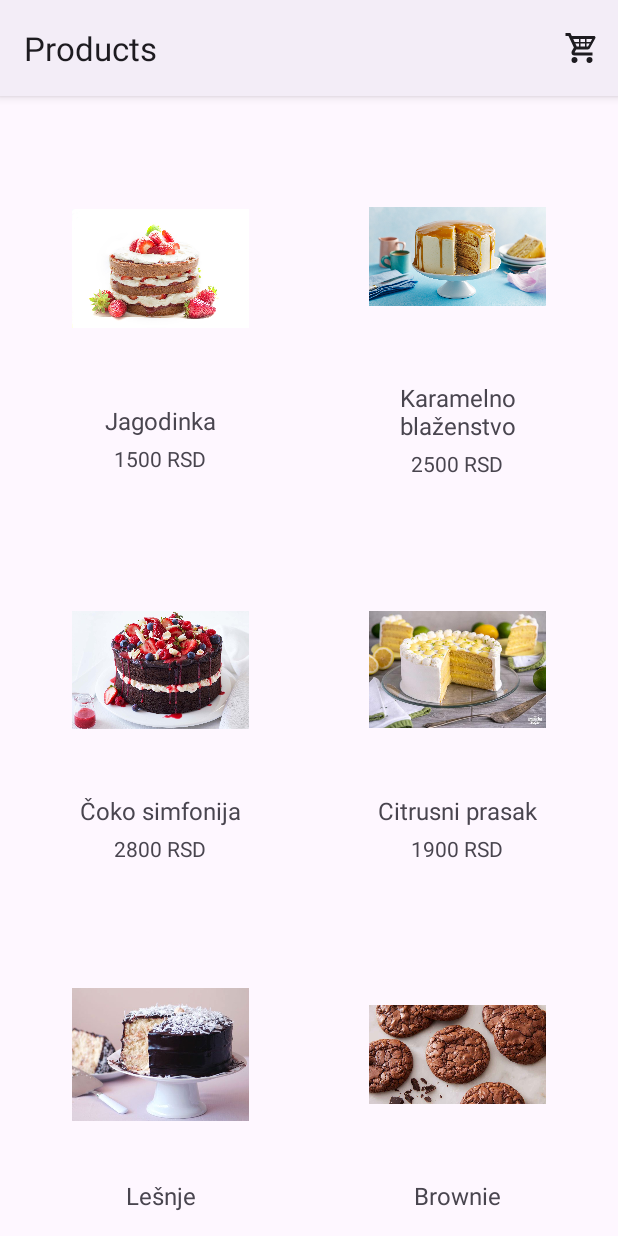
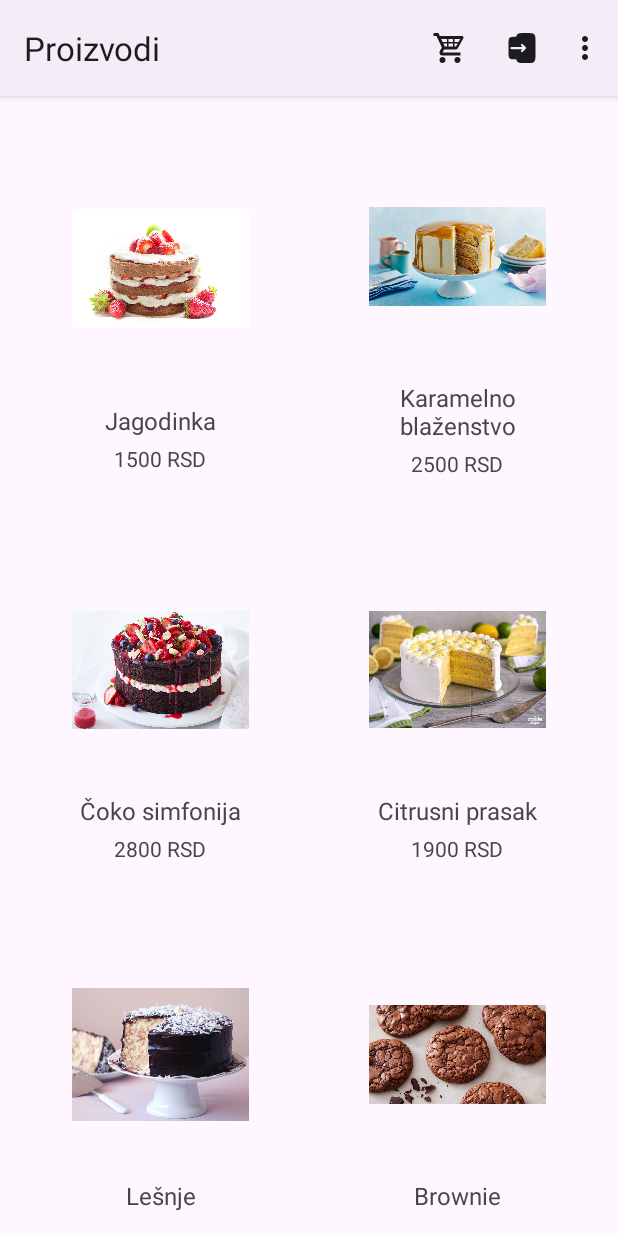
Before and after one commit to jovan-vukic/confectionery-shop, an Android app: the screen it shows after launch (ProductsActivity), on a phone screen of 412 x 824 dp. Run offline under Robolectric (Android 15) with nearby library versions, the phone set to English and light mode, and no system bars.

Commit message:
Add About us activity and add more menu options

```diff
--- a/app/src/main/AndroidManifest.xml
+++ b/app/src/main/AndroidManifest.xml
@@ -12,6 +12,9 @@
             android:supportsRtl="true"
             android:theme="@style/Theme.Pkimobile"
             tools:targetApi="31">
+        <activity
+                android:name=".AboutUsActivity"
+                android:exported="false"/>
         <activity
                 android:name=".CartActivity"
                 android:exported="false"/>
--- /dev/null
+++ b/app/src/main/res/drawable/ic_baseline_login_24.xml
@@ -0,0 +1,12 @@
+<?xml version="1.0" encoding="utf-8"?>
+<vector xmlns:android="http://schemas.android.com/apk/res/android"
+        android:width="24dp"
+        android:height="24dp"
+        android:viewportWidth="24"
+        android:viewportHeight="24"
+        android:tint="?attr/colorControlNormal"
+        android:autoMirrored="true">
+    <path
+            android:fillColor="@android:color/white"
+            android:pathData="M15 2h-1c-2.828 0-4.243 0-5.121.879C8 3.757 8 5.172 8 8v8c0 2.828 0 4.243.879 5.121C9.757 22 11.172 22 14 22h1c2.828 0 4.243 0 5.121-.879C21 20.243 21 18.828 21 16V8c0-2.828 0-4.243-.879-5.121C19.243 2 17.828 2 15 2ZM8 8c0-1.538 0-2.657.141-3.5H8c-2.357 0-3.536 0-4.268.732C3 5.964 3 7.143 3 9.5v5c0 2.357 0 3.535.732 4.268c.732.732 1.911.732 4.268.732h.141C8 18.657 8 17.538 8 16v-4.75zM14.53 11.47a.75.75 0 0 1 0 1.06l-2 2a.75.75 0 1 1-1.06-1.06l.72-.72H5a.75.75 0 0 1 0-1.5h7.19l-.72-.72a.75.75 0 1 1 1.06-1.06z"/>
+</vector>
--- /dev/null
+++ b/app/src/main/res/drawable/ic_baseline_user_24.xml
@@ -0,0 +1,12 @@
+<?xml version="1.0" encoding="utf-8"?>
+<vector xmlns:android="http://schemas.android.com/apk/res/android"
+        android:width="24dp"
+        android:height="24dp"
+        android:viewportWidth="24"
+        android:viewportHeight="24"
+        android:tint="?attr/colorControlNormal"
+        android:autoMirrored="true">
+    <path
+            android:fillColor="@android:color/white"
+            android:pathData="M12 2c5.523 0 10 4.477 10 10a9.959 9.959 0 0 1-2.258 6.33l.02.022l-.132.112A9.978 9.978 0 0 1 12 22c-2.95 0-5.6-1.277-7.43-3.307l-.2-.23l-.132-.11l.02-.024A9.958 9.958 0 0 1 2 12C2 6.477 6.477 2 12 2m0 15c-1.86 0-3.541.592-4.793 1.406A7.965 7.965 0 0 0 12 20a7.965 7.965 0 0 0 4.793-1.594A8.897 8.897 0 0 0 12 17m0-13a8 8 0 0 0-6.258 12.984C7.363 15.821 9.575 15 12 15s4.637.821 6.258 1.984A8 8 0 0 0 12 4m0 2a4 4 0 1 1 0 8a4 4 0 0 1 0-8m0 2a2 2 0 1 0 0 4a2 2 0 0 0 0-4"/>
+</vector>
--- a/app/src/main/res/menu/main_menu.xml
+++ b/app/src/main/res/menu/main_menu.xml
@@ -2,9 +2,28 @@
 <menu xmlns:android="http://schemas.android.com/apk/res/android"
       xmlns:app="http://schemas.android.com/apk/res-auto">
     <item
-            android:id="@+id/cart_menu"
+            android:id="@+id/cart_option_menu"
             android:title="@string/cart"
             android:icon="@drawable/ic_baseline_shopping_cart_24"
+            app:showAsAction="ifRoom"/>
+    <item
+            android:id="@+id/login_option_menu"
+            android:title="@string/login"
+            android:icon="@drawable/ic_baseline_login_24"
+            app:showAsAction="ifRoom"/>
+    <item
+            android:id="@+id/user_option_menu"
+            android:title="@string/login"
+            android:icon="@drawable/ic_baseline_user_24"
             app:showAsAction="ifRoom"
-            app:tint="@color/button_color"/>
+            android:visible="false"/>
+    <item
+            android:id="@+id/promotions_option_menu"
+            android:title="@string/promotions_option"/>
+    <item
+            android:id="@+id/products_option_menu"
+            android:title="@string/products_option"/>
+    <item
+            android:id="@+id/about_us_option_menu"
+            android:title="@string/about_us"/>
 </menu>
--- a/app/src/main/res/values/colors.xml
+++ b/app/src/main/res/values/colors.xml
@@ -5,4 +5,5 @@
     <color name="pane_background_color">#E1E0E4</color>
     <color name="item_background">#FEFEFE</color>
     <color name="button_color">#7440FE</color>
+    <color name="yellow">#E1DF9B</color>
 </resources>
--- a/app/src/main/res/values/strings.xml
+++ b/app/src/main/res/values/strings.xml
@@ -10,7 +10,7 @@
     <string name="password_placeholder">Šifra</string>
     <string name="login">Uloguj se</string>
     <string name="cart">Korpa</string>
-    <string name="products">Products</string>
+    <string name="products">Proizvodi</string>
     <string name="product_details">Detalji o proizvodu</string>
     <string name="invalid_product">Proizvod nije pronađen</string>
     <string name="login_required">Prvo treba da se ulogujete</string>
@@ -20,4 +20,15 @@
     <string name="total_price">Ukupno: %1$d RSD</string>
     <string name="order_success">Zahtev za poručivanjem je uspešno poslat</string>
     <string name="order">Plati</string>
+    <string name="about_us">O nama</string>
+    <string name="about_us_description">
+        Adresa: ul. Slatkih Snova 123, Beograd
+        \n\nTelefon: +381 12 345 678
+        \n\nEmail: info@slatkizalogaji.com
+        \n\n\nRadno Vreme:
+        \n\nPonedeljak - Subota: 9:00 - 20:00
+        \n\nNedelja: Zatvoreno
+    </string>
+    <string name="products_option">Pregled proizvoda</string>
+    <string name="promotions_option">Početna</string>
 </resources>
```
Also changed, not shown: app/src/main/java/com/example/pki_mobile/AboutUsActivity.java (added, +14 -0 lines), app/src/main/java/com/example/pki_mobile/ProductsActivity.java (+11 -2 lines), app/src/main/res/drawable/border_background.xml (added, +13 -0 lines), app/src/main/res/layout/activity_about_us.xml (added, +33 -0 lines).
